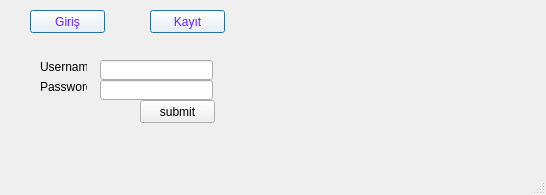
Above: mainwindow.ui from furkankamer/BitcoinWallet before the change. Below: the same form after it.
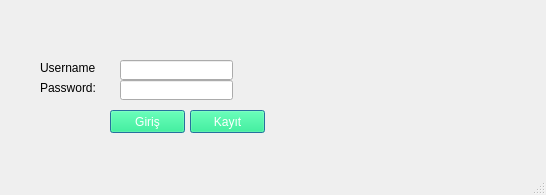
That is the form after the change.

Commit message: button styling

The edit to the form file:
```diff
--- a/mainwindow.ui
+++ b/mainwindow.ui
@@ -17,15 +17,19 @@
    <bool>false</bool>
   </property>
   <property name="styleSheet">
-   <string notr="true">#kayit{background-color:white;}
-QPushButton:hover{background-color:red;}</string>
+   <string notr="true">
+QPushButton:hover{background-color:red;}
+QPushButton{
+color:rgb(255, 255, 255);
+background:rgb(0, 255, 127);
+}</string>
   </property>
   <widget class="QWidget" name="centralwidget">
    <widget class="QPushButton" name="pushButton">
     <property name="geometry">
      <rect>
-      <x>30</x>
-      <y>10</y>
+      <x>110</x>
+      <y>110</y>
       <width>75</width>
       <height>23</height>
      </rect>
@@ -34,8 +38,7 @@
      <bool>false</bool>
     </property>
     <property name="styleSheet">
-     <string notr="true">color:rgb(100, 28, 255);
-background:white;</string>
+     <string notr="true"/>
     </property>
     <property name="text">
      <string>Giriş</string>
@@ -53,8 +56,8 @@
    <widget class="QPushButton" name="kayit">
     <property name="geometry">
      <rect>
-      <x>150</x>
-      <y>10</y>
+      <x>190</x>
+      <y>110</y>
       <width>75</width>
       <height>23</height>
      </rect>
@@ -63,7 +66,7 @@
      <bool>false</bool>
     </property>
     <property name="styleSheet">
-     <string notr="true">color:rgb(100, 28, 255);</string>
+     <string notr="true"/>
     </property>
     <property name="text">
      <string>Kayıt</string>
@@ -83,8 +86,8 @@
      <rect>
       <x>40</x>
       <y>60</y>
-      <width>47</width>
-      <height>13</height>
+      <width>71</width>
+      <height>16</height>
      </rect>
     </property>
     <property name="text">
@@ -94,7 +97,7 @@
    <widget class="QLineEdit" name="lineEdit">
     <property name="geometry">
      <rect>
-      <x>100</x>
+      <x>120</x>
       <y>60</y>
       <width>113</width>
       <height>20</height>
@@ -106,8 +109,8 @@
      <rect>
       <x>40</x>
       <y>80</y>
-      <width>47</width>
-      <height>13</height>
+      <width>71</width>
+      <height>16</height>
      </rect>
     </property>
     <property name="text">
@@ -117,26 +120,13 @@
    <widget class="QLineEdit" name="lineEdit_2">
     <property name="geometry">
      <rect>
-      <x>100</x>
+      <x>120</x>
       <y>80</y>
       <width>113</width>
       <height>20</height>
      </rect>
     </property>
    </widget>
-   <widget class="QPushButton" name="submit">
-    <property name="geometry">
-     <rect>
-      <x>140</x>
-      <y>100</y>
-      <width>75</width>
-      <height>23</height>
-     </rect>
-    </property>
-    <property name="text">
-     <string>submit</string>
-    </property>
-   </widget>
   </widget>
   <widget class="QMenuBar" name="menubar">
    <property name="geometry">
```
The commit also changes 2 other files.
